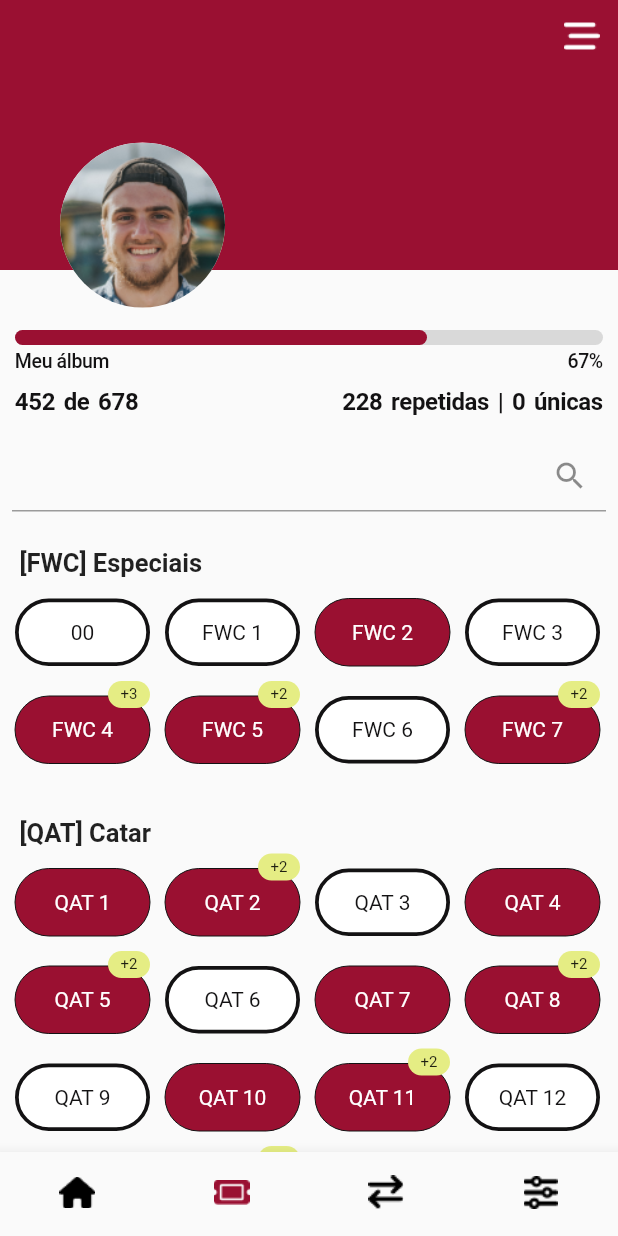
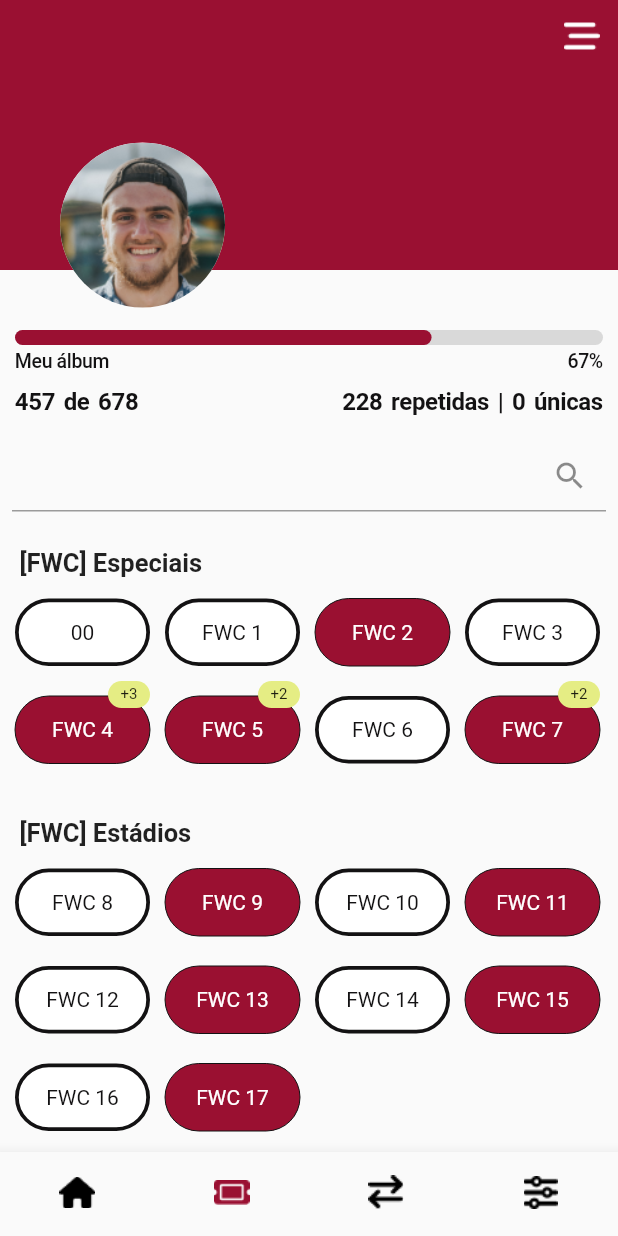
Before and after one commit to nataly-enne/sticker-swap, a Flutter app: the screen it shows after launch, item 2 of the bottom bar chosen, on a phone screen of 412 x 824 dp. Run offline on Flutter 3.47's test engine with Material 2 defaults, Android fonts, the phone set to English and light mode, and no system bars; our stand-ins replace dio, flutter_dotenv, flutter_modular, rxdart.

Commit message:
Album completo

```diff
--- a/client/lib/src/modules/sticker/domain/usecases/get_album.dart
+++ b/client/lib/src/modules/sticker/domain/usecases/get_album.dart
@@ -22,6 +22,13 @@ class GetAlbumImpl extends IGetAlbum{
         Sticker(id: 5, text: "FWC 5", idGroup: 0, quantity: 2),
         Sticker(id: 5, text: "FWC 6", idGroup: 0, quantity: 0),
         Sticker(id: 5, text: "FWC 7", idGroup: 0, quantity: 2),
+      ],
+      1 : [
+        for(int i=8; i<=17; i++)
+          Sticker(id: i, text: "FWC $i", idGroup: 1, quantity: i%2),
+      ],
+      2 : [
+        Sticker(id: 18, text: "FWC 18", idGroup: 2, quantity: 0),
       ],
       3 : [
         for(int i=1; i<=20; i++)
--- a/client/lib/src/modules/sticker/presenter/sticker_screen.dart
+++ b/client/lib/src/modules/sticker/presenter/sticker_screen.dart
@@ -129,7 +129,7 @@ class _StickerScreenState extends ModularState<StickerScreen, StickerBloc> {
                    ElementSticker(
                      sticker: sticker,
                      addSticker: controller.addSticker,
-                     detailsSticker: controller.detailsSticker,
+                     detailsSticker: controller.removeSticker, //Mudar depois para o correto
                    ),
                ],
              ),
--- a/client/lib/src/utils/consts/group_sticker_utils.dart
+++ b/client/lib/src/utils/consts/group_sticker_utils.dart
@@ -5,8 +5,8 @@ class GroupStickerUtils{
 
   static List<StickerGroup> list = [
     StickerGroup(id: -1, name: "Ver\ntodas", image: 'assets/images/icone_todas.png', isImageIcon: true),
+    StickerGroup(id: 0, name: "[FWC]\nEspeciais", image: 'assets/images/icone_especiais.png', isImageIcon: true),
     StickerGroup(id: 1, name: "[FWC]\nEstádios", image: 'assets/images/icones_estadio.png', isImageIcon: true),
-    StickerGroup(id: 0, name: "[FWC]\nEspeciais", image: 'assets/images/icone_especiais.png', isImageIcon: true),
     StickerGroup(id: 2, name: "[FWC]\nBola", image: 'assets/images/icone_bola.png', isImageIcon: true),
 
     StickerGroup(id: 03, name: "[QAT]\nCatar", image: "assets/images/bandeiras/catar.png"),
```
